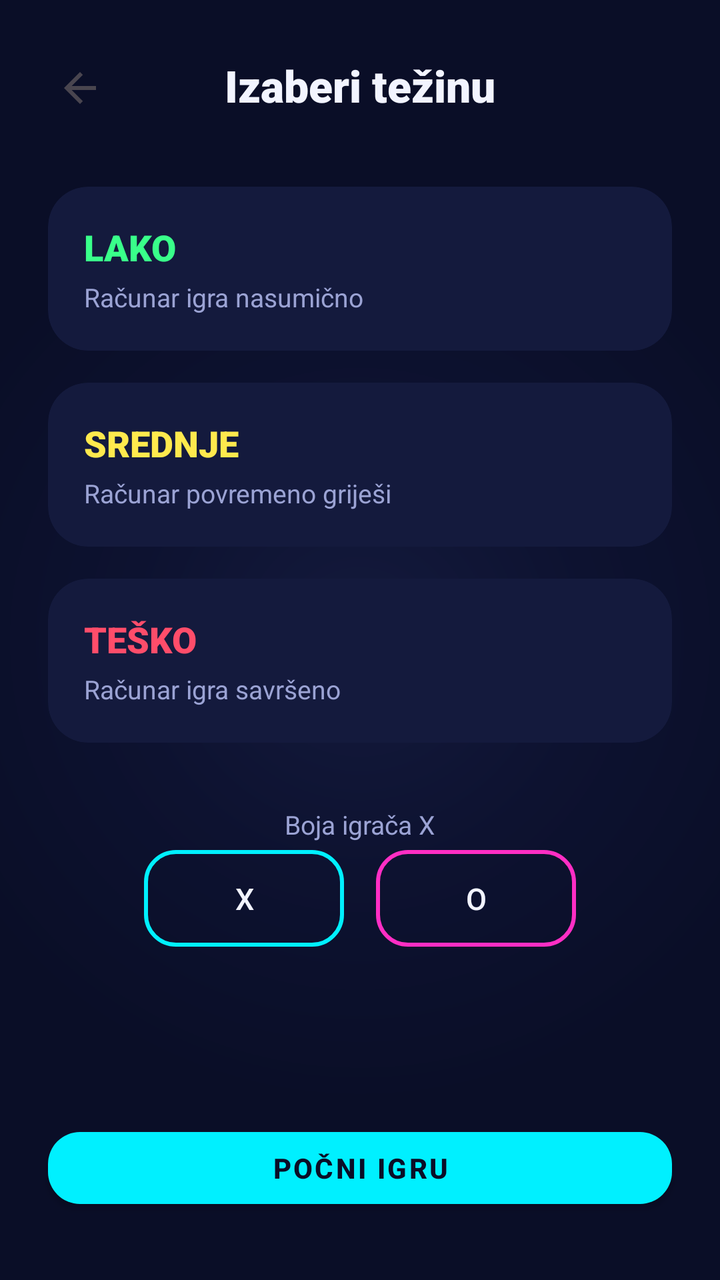
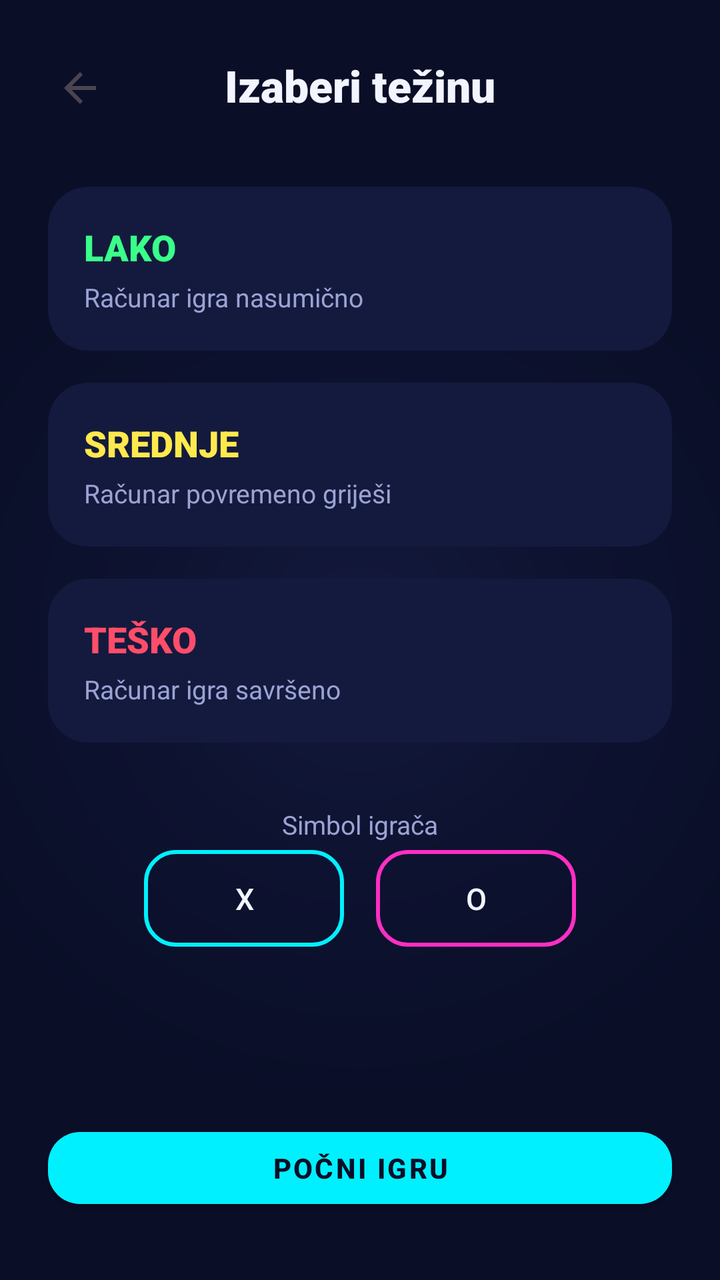

Two renders of the same Android screen: before a commit and after it. Below are the layout's source before the change and the commit's diff.
<!-- AndroidManifest.xml: application theme Theme.TicTacToe_XO -->
<!-- res/layout/activity_difficulty_select.xml -->
<?xml version="1.0" encoding="utf-8"?>
<androidx.constraintlayout.widget.ConstraintLayout
    xmlns:android="http://schemas.android.com/apk/res/android"
    xmlns:app="http://schemas.android.com/apk/res-auto"
    xmlns:tools="http://schemas.android.com/tools"
    android:id="@+id/main"
    android:layout_width="match_parent"
    android:layout_height="match_parent"
    android:background="@drawable/bg_gradient_deep_space"
    tools:context=".ui.menu.DifficultySelectActivity">

    <ImageButton
        android:id="@+id/btnBack"
        android:layout_width="48dp"
        android:layout_height="48dp"
        android:layout_marginStart="16dp"
        android:layout_marginTop="20dp"
        android:background="@android:color/transparent"
        android:contentDescription="@string/content_desc_back"
        android:src="@drawable/baseline_arrow_back_24"
        app:layout_constraintStart_toStartOf="parent"
        app:layout_constraintTop_toTopOf="parent" />

    <TextView
        android:id="@+id/tvTitle"
        android:layout_width="wrap_content"
        android:layout_height="wrap_content"
        android:layout_marginTop="28dp"
        android:fontFamily="sans-serif-black"
        android:text="@string/title_choose_difficulty"
        android:textColor="@color/text_primary"
        android:textSize="22sp"
        app:layout_constraintEnd_toEndOf="parent"
        app:layout_constraintStart_toStartOf="parent"
        app:layout_constraintTop_toTopOf="parent" />

    <com.google.android.material.card.MaterialCardView
        android:id="@+id/cardEasy"
        android:layout_width="0dp"
        android:layout_height="wrap_content"
        android:layout_marginStart="@dimen/screen_padding"
        android:layout_marginTop="36dp"
        android:layout_marginEnd="@dimen/screen_padding"
        app:cardBackgroundColor="@color/bg_card"
        app:cardCornerRadius="20dp"
        app:cardElevation="0dp"
        app:strokeColor="@color/neon_green"
        app:strokeWidth="0dp"
        app:layout_constraintEnd_toEndOf="parent"
        app:layout_constraintStart_toStartOf="parent"
        app:layout_constraintTop_toBottomOf="@+id/tvTitle">

        <LinearLayout
            android:layout_width="match_parent"
            android:layout_height="wrap_content"
            android:orientation="vertical"
            android:padding="18dp">

            <TextView
                android:id="@+id/textView2"
                android:layout_width="wrap_content"
                android:layout_height="wrap_content"
                android:fontFamily="sans-serif-black"
                android:text="@string/difficulty_easy"
                android:textColor="@color/neon_green"
                android:textSize="18sp" />

            <TextView
                android:id="@+id/textView3"
                android:layout_width="wrap_content"
                android:layout_height="wrap_content"
                android:layout_marginTop="4dp"
                android:text="@string/difficulty_easy_desc"
                android:textColor="@color/text_secondary"
                android:textSize="13sp" />
        </LinearLayout>

    </com.google.android.material.card.MaterialCardView>

    <com.google.android.material.card.MaterialCardView
        android:id="@+id/cardMedium"
        android:layout_width="0dp"
        android:layout_height="wrap_content"
        android:layout_marginStart="@dimen/screen_padding"
        android:layout_marginTop="16dp"
        android:layout_marginEnd="@dimen/screen_padding"
        app:cardBackgroundColor="@color/bg_card"
        app:cardCornerRadius="20dp"
        app:cardElevation="0dp"
        app:layout_constraintEnd_toEndOf="parent"
        app:layout_constraintStart_toStartOf="parent"
        app:layout_constraintTop_toBottomOf="@+id/cardEasy"
        app:strokeColor="@color/neon_yellow"
        app:strokeWidth="0dp">

        <LinearLayout
            android:layout_width="match_parent"
            android:layout_height="wrap_content"
            android:orientation="vertical"
            android:padding="18dp">

            <TextView
                android:id="@+id/textView6"
                android:layout_width="wrap_content"
                android:layout_height="wrap_content"
                android:fontFamily="sans-serif-black"
                android:text="@string/difficulty_medium"
                android:textColor="@color/neon_yellow"
                android:textSize="18sp" />

            <TextView
                android:id="@+id/textView7"
                android:layout_width="wrap_content"
                android:layout_height="wrap_content"
                android:layout_marginTop="4dp"
                android:text="@string/difficulty_medium_desc"
                android:textColor="@color/text_secondary"
                android:textSize="13sp" />
        </LinearLayout>
    </com.google.android.material.card.MaterialCardView>

    <com.google.android.material.card.MaterialCardView
        android:id="@+id/cardHard"
        android:layout_width="0dp"
        android:layout_height="wrap_content"
        android:layout_marginStart="@dimen/screen_padding"
        android:layout_marginTop="16dp"
        android:layout_marginEnd="@dimen/screen_padding"
        app:cardBackgroundColor="@color/bg_card"
        app:cardCornerRadius="20dp"
        app:cardMaxElevation="0dp"
        app:layout_constraintEnd_toEndOf="parent"
        app:layout_constraintStart_toStartOf="parent"
        app:layout_constraintTop_toBottomOf="@+id/cardMedium"
        app:strokeColor="@color/neon_red"
        app:strokeWidth="0dp">

        <LinearLayout
            android:layout_width="match_parent"
            android:layout_height="wrap_content"
            android:orientation="vertical"
            android:padding="18dp">

            <TextView
                android:id="@+id/textView8"
                android:layout_width="wrap_content"
                android:layout_height="wrap_content"
                android:fontFamily="sans-serif-black"
                android:text="@string/difficulty_hard"
                android:textColor="@color/neon_red"
                android:textSize="18sp" />

            <TextView
                android:id="@+id/textView9"
                android:layout_width="wrap_content"
                android:layout_height="wrap_content"
                android:layout_marginTop="4dp"
                android:text="@string/difficulty_hard_desc"
                android:textColor="@color/text_secondary"
                android:textSize="13sp" />
        </LinearLayout>
    </com.google.android.material.card.MaterialCardView>

    <TextView
        android:id="@+id/tvChooseSymbol"
        android:layout_width="wrap_content"
        android:layout_height="wrap_content"
        android:layout_marginTop="32dp"
        android:text="@string/settings_player_x_color"
        android:textColor="@color/text_secondary"
        android:textSize="13sp"
        app:layout_constraintEnd_toEndOf="parent"
        app:layout_constraintStart_toStartOf="parent"
        app:layout_constraintTop_toBottomOf="@+id/cardHard" />

    <LinearLayout
        android:layout_width="wrap_content"
        android:layout_height="wrap_content"
        android:orientation="horizontal"
        app:layout_constraintEnd_toEndOf="parent"
        app:layout_constraintStart_toStartOf="parent"
        app:layout_constraintTop_toBottomOf="@+id/tvChooseSymbol">

        <com.google.android.material.button.MaterialButton
            android:id="@+id/btnSymbolX"
            style="@style/Widget.Neon.Button"
            android:layout_width="100dp"
            android:layout_height="wrap_content"
            android:text="X" />

        <com.google.android.material.button.MaterialButton
            android:id="@+id/btnSymbolO"
            style="@style/Widget.Neon.Button.Magenta"
            android:layout_width="100dp"
            android:layout_height="wrap_content"
            android:layout_marginStart="16dp"
            android:text="O" />

    </LinearLayout>

    <com.google.android.material.button.MaterialButton
        android:id="@+id/btnStartGame"
        style="@style/Widget.Neon.Button.Filled"
        android:layout_width="0dp"
        android:layout_height="wrap_content"
        android:layout_marginStart="@dimen/screen_padding"
        android:layout_marginEnd="@dimen/screen_padding"
        android:layout_marginBottom="32dp"
        android:text="@string/btn_start_game"
        app:layout_constraintBottom_toBottomOf="parent"
        app:layout_constraintEnd_toEndOf="parent"
        app:layout_constraintStart_toStartOf="parent"/>

</androidx.constraintlayout.widget.ConstraintLayout>
<!-- resources referenced by this layout -->
<resources>
  <color name="bg_card">#141A3D</color>
  <color name="neon_green">#39FF8A</color>
  <color name="neon_red">#FF4D6A</color>
  <color name="neon_yellow">#FFE94D</color>
  <color name="text_primary">#F2F4FF</color>
  <color name="text_secondary">#9BA3D4</color>
  <dimen name="screen_padding">24dp</dimen>
  <!-- drawable baseline_arrow_back_24 (drawable) -->
  <vector xmlns:android="http://schemas.android.com/apk/res/android"
      android:autoMirrored="true"
      android:height="24dp"
      android:tint="?attr/colorControlNormal"
      android:viewportHeight="24"
      android:viewportWidth="24"
      android:width="24dp">
        
      <path android:fillColor="@android:color/white"
          android:pathData="M20,11H7.83l5.59,-5.59L12,4l-8,8 8,8 1.41,-1.41L7.83,13H20v-2z"/>
      
  </vector>
  <!-- drawable bg_gradient_deep_space (drawable) -->
  <?xml version="1.0" encoding="utf-8"?>
  <shape xmlns:android="http://schemas.android.com/apk/res/android"
      android:shape="rectangle">
      <gradient
          android:type="radial"
          android:gradientRadius="700"
          android:startColor="@color/bg_card"
          android:centerColor="@color/bg_deep_space_alt"
          android:endColor="@color/bg_deep_space"/>
  
  
  </shape>
  <string name="btn_start_game">POČNI IGRU</string>
  <string name="content_desc_back">Nazad</string>
  <string name="difficulty_easy">LAKO</string>
  <string name="difficulty_easy_desc">Računar igra nasumično</string>
  <string name="difficulty_hard">TEŠKO</string>
  <string name="difficulty_hard_desc">Računar igra savršeno</string>
  <string name="difficulty_medium">SREDNJE</string>
  <string name="difficulty_medium_desc">Računar povremeno griješi</string>
  <string name="settings_player_x_color">Boja igrača X</string>
  <string name="title_choose_difficulty">Izaberi težinu</string>
  <style name="Widget.Neon.Button" parent="Widget.Material3.Button.OutlinedButton">
          <item name="android:textColor">@color/text_primary</item>
          <item name="strokeColor">@color/neon_cyan</item>
          <item name="strokeWidth">2dp</item>
          <item name="cornerRadius">16dp</item>
          <item name="android:letterSpacing">0.08</item>
          <item name="android:textSize">15sp</item>
          <item name="android:paddingTop">14dp</item>
          <item name="android:paddingBottom">14dp</item>
          <item name="rippleColor">@color/neon_cyan_glow</item>
      </style>
  <style name="Widget.Neon.Button.Filled" parent="Widget.MaterialComponents.Button">
          <item name="backgroundTint">@color/neon_cyan</item>
          <item name="android:textColor">@color/bg_deep_space</item>
          <item name="cornerRadius">16dp</item>
          <item name="android:textStyle">bold</item>
          <item name="android:letterSpacing">0.08</item>
      </style>
  <style name="Widget.Neon.Button.Magenta" parent="Widget.Neon.Button">
          <item name="strokeColor">@color/neon_magenta</item>
          <item name="rippleColor">@color/neon_magenta_glow</item>
      </style>
  <style name="Theme.TicTacToe_XO" parent="Base.Theme.TicTacToe_XO" />
  <color name="bg_deep_space_alt">#0D1230</color>
  <color name="bg_deep_space">#0A0E27</color>
  <color name="neon_cyan">#00F0FF</color>
  <color name="neon_cyan_glow">#4D00F0FF</color>
  <color name="neon_magenta">#FF2EC4</color>
  <color name="neon_magenta_glow">#4DFF2EC4</color>
  <style name="ThemeOverlay.TicTacToeNeon.Dialog" parent="Theme.AppCompat.Dialog.Alert">
          <item name="colorPrimary">@color/neon_cyan</item>
          <item name="colorAccent">@color/neon_magenta</item>
          <item name="android:background">@color/bg_card</item>
          <item name="android:textColorPrimary">@color/text_primary</item>
      </style>
  <!-- unchanged entries left out for length: 1 -->
</resources>

<!-- the commit's change to res/layout/activity_difficulty_select.xml (unified diff, before → after) -->
@@ -166,7 +166,7 @@
         android:layout_width="wrap_content"
         android:layout_height="wrap_content"
         android:layout_marginTop="32dp"
-        android:text="@string/settings_player_x_color"
+        android:text="@string/difficulty_player_symbol"
         android:textColor="@color/text_secondary"
         android:textSize="13sp"
         app:layout_constraintEnd_toEndOf="parent"
<!-- resource entries referenced after the edit -->
@@ -41,7 +41,7 @@
   <string name="difficulty_hard_desc">Računar igra savršeno</string>
   <string name="difficulty_medium">SREDNJE</string>
   <string name="difficulty_medium_desc">Računar povremeno griješi</string>
-  <string name="settings_player_x_color">Boja igrača X</string>
+  <string name="difficulty_player_symbol">Simbol igrača</string>
   <string name="title_choose_difficulty">Izaberi težinu</string>
   <style name="Widget.Neon.Button" parent="Widget.Material3.Button.OutlinedButton">
           <item name="android:textColor">@color/text_primary</item>
